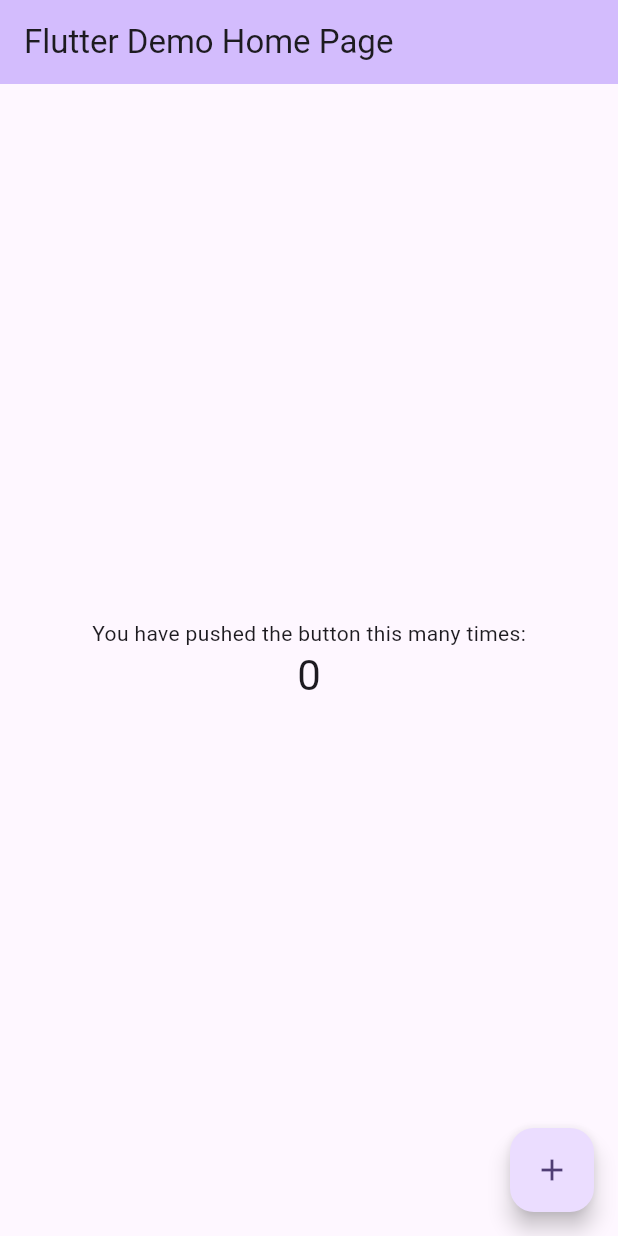
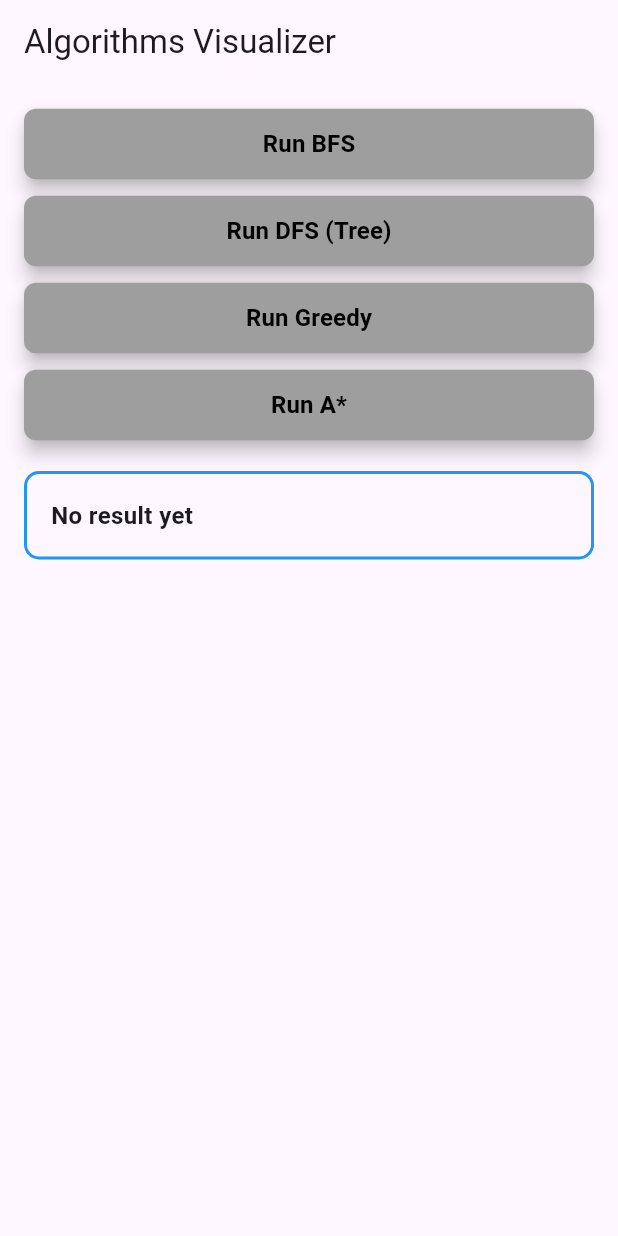
Before and after one commit to interesta22/AI-Project, a Flutter app: the screen it shows after launch, on a phone screen of 412 x 824 dp. Run offline on Flutter 3.47's test engine with Material 3 defaults, Android fonts, the phone set to English and light mode, and no system bars.

Commit message:
finished task

```diff
--- /dev/null
+++ b/lib/algorithms/dfs.dart
@@ -0,0 +1,40 @@
+import 'package:ai_project/models/node_mpdel.dart';
+
+List<String> dfsWithGoal(Node root, String goal, {bool rightFirst = false}) {
+  List<String> result = [];
+  Set<String> visited = {};
+  bool foundGoal = false; // علم لمعرفة إذا تم العثور على الهدف
+
+  void dfs(Node? node) {
+    if (node == null || visited.contains(node.name) || foundGoal) return;
+
+    visited.add(node.name);
+    result.add(node.name);
+
+    if (node.name == goal) {
+      foundGoal = true; // إذا وجدنا الهدف، نوقف البحث بعد هذه العقدة
+      return;
+    }
+
+    // إذا كان rightFirst صحيحًا، نبدأ أولًا بالبحث في الفرع الأيمن
+    if (rightFirst) {
+      dfs(node.right);
+      dfs(node.left);
+    } else {
+      // إذا كان rightFirst خاطئًا، نبدأ أولًا بالبحث في الفرع الأيسر
+      dfs(node.left);
+      dfs(node.right);
+    }
+  }
+
+  dfs(root);
+  return result;
+}
+
+Node buildTreeOfDfs() {
+  return Node(
+    name: 'A',
+    left: Node(name: 'B', left: Node(name: 'D'), right: Node(name: 'E')),
+    right: Node(name: 'C', left: Node(name: 'F'), right: Node(name: 'G')),
+  );
+}
--- a/lib/main.dart
+++ b/lib/main.dart
@@ -1,122 +1,21 @@
+import 'package:ai_project/pages/home_page.dart';
 import 'package:flutter/material.dart';
-
 void main() {
-  runApp(const MyApp());
+  runApp(const AlgorithmApp());
 }
 
-class MyApp extends StatelessWidget {
-  const MyApp({super.key});
+class AlgorithmApp extends StatelessWidget {
+  const AlgorithmApp({super.key});
 
-  // This widget is the root of your application.
   @override
   Widget build(BuildContext context) {
     return MaterialApp(
-      title: 'Flutter Demo',
+      title: 'Algorithms Visualizer',
       theme: ThemeData(
-        // This is the theme of your application.
-        //
-        // TRY THIS: Try running your application with "flutter run". You'll see
-        // the application has a purple toolbar. Then, without quitting the app,
-        // try changing the seedColor in the colorScheme below to Colors.green
-        // and then invoke "hot reload" (save your changes or press the "hot
-        // reload" button in a Flutter-supported IDE, or press "r" if you used
-        // the command line to start the app).
-        //
-        // Notice that the counter didn't reset back to zero; the application
-        // state is not lost during the reload. To reset the state, use hot
-        // restart instead.
-        //
-        // This works for code too, not just values: Most code changes can be
-        // tested with just a hot reload.
-        colorScheme: ColorScheme.fromSeed(seedColor: Colors.deepPurple),
+        primarySwatch: Colors.blue,
       ),
-      home: const MyHomePage(title: 'Flutter Demo Home Page'),
+      home: const HomePage(),
+      debugShowCheckedModeBanner: false,
     );
   }
 }
-
-class MyHomePage extends StatefulWidget {
-  const MyHomePage({super.key, required this.title});
-
-  // This widget is the home page of your application. It is stateful, meaning
-  // that it has a State object (defined below) that contains fields that affect
-  // how it looks.
-
-  // This class is the configuration for the state. It holds the values (in this
-  // case the title) provided by the parent (in this case the App widget) and
-  // used by the build method of the State. Fields in a Widget subclass are
-  // always marked "final".
-
-  final String title;
-
-  @override
-  State<MyHomePage> createState() => _MyHomePageState();
-}
-
-class _MyHomePageState extends State<MyHomePage> {
-  int _counter = 0;
-
-  void _incrementCounter() {
-    setState(() {
-      // This call to setState tells the Flutter framework that something has
-      // changed in this State, which causes it to rerun the build method below
-      // so that the display can reflect the updated values. If we changed
-      // _counter without calling setState(), then the build method would not be
-      // called again, and so nothing would appear to happen.
-      _counter++;
-    });
-  }
-
-  @override
-  Widget build(BuildContext context) {
-    // This method is rerun every time setState is called, for instance as done
-    // by the _incrementCounter method above.
-    //
-    // The Flutter framework has been optimized to make rerunning build methods
-    // fast, so that you can just rebuild anything that needs updating rather
-    // than having to individually change instances of widgets.
-    return Scaffold(
-      appBar: AppBar(
-        // TRY THIS: Try changing the color here to a specific color (to
-        // Colors.amber, perhaps?) and trigger a hot reload to see the AppBar
-        // change color while the other colors stay the same.
-        backgroundColor: Theme.of(context).colorScheme.inversePrimary,
-        // Here we take the value from the MyHomePage object that was created by
-        // the App.build method, and use it to set our appbar title.
-        title: Text(widget.title),
-      ),
-      body: Center(
-        // Center is a layout widget. It takes a single child and positions it
-        // in the middle of the parent.
-        child: Column(
-          // Column is also a layout widget. It takes a list of children and
-          // arranges them vertically. By default, it sizes itself to fit its
-          // children horizontally, and tries to be as tall as its parent.
-          //
-          // Column has various properties to control how it sizes itself and
-          // how it positions its children. Here we use mainAxisAlignment to
-          // center the children vertically; the main axis here is the vertical
-          // axis because Columns are vertical (the cross axis would be
-          // horizontal).
-          //
-          // TRY THIS: Invoke "debug painting" (choose the "Toggle Debug Paint"
-          // action in the IDE, or press "p" in the console), to see the
-          // wireframe for each widget.
-          mainAxisAlignment: MainAxisAlignment.center,
-          children: <Widget>[
-            const Text('You have pushed the button this many times:'),
-            Text(
-              '$_counter',
-              style: Theme.of(context).textTheme.headlineMedium,
-            ),
-          ],
-        ),
-      ),
-      floatingActionButton: FloatingActionButton(
-        onPressed: _incrementCounter,
-        tooltip: 'Increment',
-        child: const Icon(Icons.add),
-      ), // This trailing comma makes auto-formatting nicer for build methods.
-    );
-  }
-}
--- /dev/null
+++ b/lib/pages/home_page.dart
@@ -0,0 +1,96 @@
+import 'package:flutter/material.dart';
+import '../algorithms/bfs.dart';
+import '../algorithms/dfs.dart';
+import '../algorithms/greedy.dart';
+import '../algorithms/a_star.dart';
+import '../widgets/CustomElevatedButton.dart';
+import '../widgets/resuil_box.dart';
+
+class HomePage extends StatefulWidget {
+  const HomePage({super.key});
+
+  @override
+  State<HomePage> createState() => _HomePageState();
+}
+
+class _HomePageState extends State<HomePage> {
+  String result = '';
+  String selectedAlgorithm = '';
+
+  void runBFS() {
+    final tree = buildTree();
+    final goal = 'F';
+    final res = bfsWithGoal(tree, goal);
+    setState(() {
+      result = res.join(' → ');
+      selectedAlgorithm = 'BFS';
+    });
+  }
+
+  void runDFS() {
+    final tree = buildTreeOfDfs();
+    final goal = 'F';
+    final rightFirst = true;
+    final res = dfsWithGoal(tree, goal, rightFirst: rightFirst);
+    setState(() {
+      result = res.join(' → ');
+      selectedAlgorithm = 'DFS';
+    });
+  }
+
+  void runGreedy() {
+    final res = greedyExample();
+    setState(() {
+      result = res;
+      selectedAlgorithm = 'Greedy';
+    });
+  }
+
+  void runAStar() {
+    final res = aStarExample();
+    setState(() {
+      result = res;
+      selectedAlgorithm = 'A*';
+    });
+  }
+
+  @override
+  Widget build(BuildContext context) {
+    return Scaffold(
+      appBar: AppBar(title: const Text('Algorithms Visualizer')),
+      body: Padding(
+        padding: const EdgeInsets.all(16.0),
+        child: Column(
+          crossAxisAlignment: CrossAxisAlignment.stretch,
+          children: [
+            CustomElevatedButton(
+              label: 'Run BFS',
+              onPressed: runBFS,
+              isSelected: selectedAlgorithm == 'BFS',
+            ),
+            const SizedBox(height: 10),
+            CustomElevatedButton(
+              label: 'Run DFS (Tree)',
+              onPressed: runDFS,
+              isSelected: selectedAlgorithm == 'DFS',
+            ),
+            const SizedBox(height: 10),
+            CustomElevatedButton(
+              label: 'Run Greedy',
+              onPressed: runGreedy,
+              isSelected: selectedAlgorithm == 'Greedy',
+            ),
+            const SizedBox(height: 10),
+            CustomElevatedButton(
+              label: 'Run A*',
+              onPressed: runAStar,
+              isSelected: selectedAlgorithm == 'A*',
+            ),
+            const SizedBox(height: 20),
+            ResultBox(result: result),
+          ],
+        ),
+      ),
+    );
+  }
+}
--- /dev/null
+++ b/lib/widgets/CustomElevatedButton.dart
@@ -0,0 +1,37 @@
+import 'package:flutter/material.dart';
+
+class CustomElevatedButton extends StatelessWidget {
+  final String label;
+  final VoidCallback onPressed;
+  final bool isSelected;  // Add isSelected to determine if the button is selected
+
+  const CustomElevatedButton({
+    required this.label,
+    required this.onPressed,
+    required this.isSelected,  // Initialize isSelected in the constructor
+    super.key,
+  });
+
+  @override
+  Widget build(BuildContext context) {
+    return ElevatedButton(
+      onPressed: onPressed,
+      style: ElevatedButton.styleFrom(
+        padding: const EdgeInsets.symmetric(vertical: 12, horizontal: 16),
+        shape: RoundedRectangleBorder(
+          borderRadius: BorderRadius.circular(8),
+        ),
+        elevation: 5,
+        backgroundColor: isSelected ? Colors.blueAccent : Colors.grey, // Change color based on isSelected
+      ),
+      child: Text(
+        label,
+        style: TextStyle(
+          fontSize: 16,
+          fontWeight: FontWeight.w600,
+          color: isSelected ? Colors.white : Colors.black, // Change text color if selected
+        ),
+      ),
+    );
+  }
+}
--- /dev/null
+++ b/lib/widgets/resuil_box.dart
@@ -0,0 +1,22 @@
+import 'package:flutter/material.dart';
+
+class ResultBox extends StatelessWidget {
+  final String result;
+
+  const ResultBox({super.key, required this.result});
+
+  @override
+  Widget build(BuildContext context) {
+    return Container(
+      padding: const EdgeInsets.all(16.0),
+      decoration: BoxDecoration(
+        border: Border.all(color: Colors.blue, width: 2),
+        borderRadius: BorderRadius.circular(10),
+      ),
+      child: Text(
+        result.isEmpty ? 'No result yet' : result,
+        style: const TextStyle(fontSize: 16, fontWeight: FontWeight.bold),
+      ),
+    );
+  }
+}
```
Also changed, not shown: lib/algorithms/a_star.dart (added, +73 -0 lines), lib/algorithms/bfs.dart (added, +36 -0 lines), lib/algorithms/greedy.dart (added, +78 -0 lines), lib/models/node_mpdel.dart (added, +7 -0 lines).
